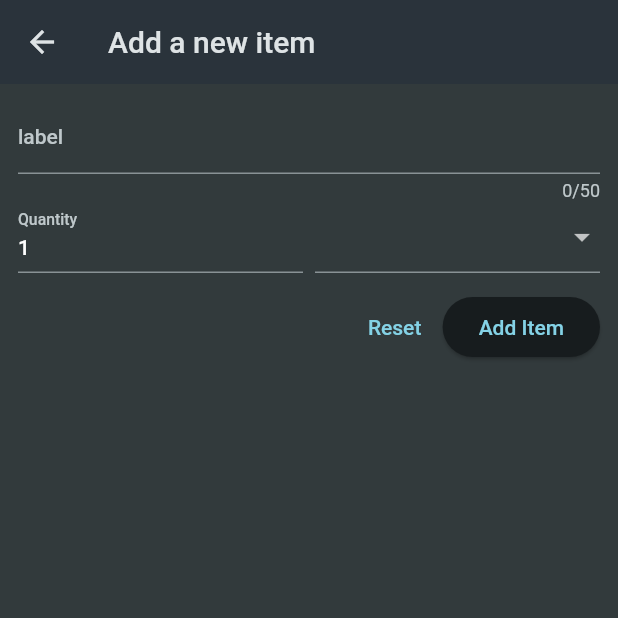
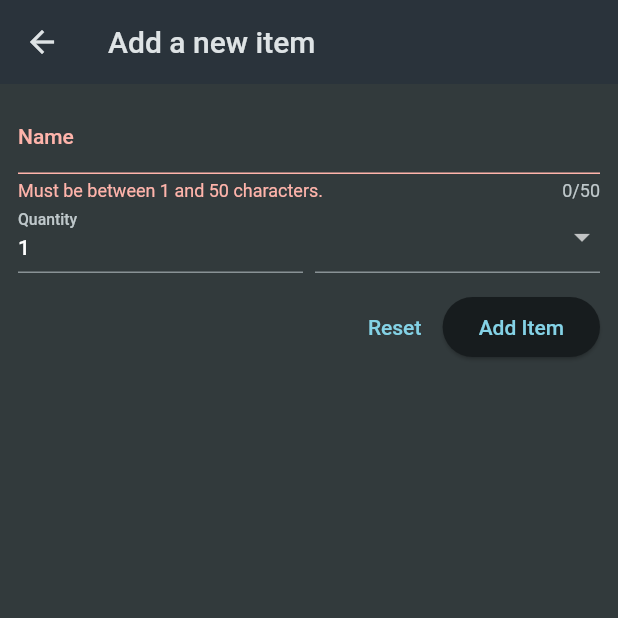
Before and after one commit to alexsumoski/shopping-list-app, a Flutter app: the NewItem screen opened directly, after a tap on "Add Item", on a phone screen of 412 x 824 dp, the top half of it. Run offline on Flutter 3.47's test engine with Material 2 defaults, Android fonts, the phone set to English and light mode, and no system bars.

Commit message:
Form validfate, and reset

```diff
--- a/lib/widgets/new_item.dart
+++ b/lib/widgets/new_item.dart
@@ -9,6 +9,12 @@ class NewItem extends StatefulWidget {
 }
 
 class _NewItemState extends State<NewItem> {
+  final _formKey = GlobalKey<FormState>();
+
+  void _saveItem() {
+    _formKey.currentState!.validate();
+  }
+
   @override
   Widget build(BuildContext context) {
     return Scaffold(
@@ -18,29 +24,48 @@ class _NewItemState extends State<NewItem> {
       body: Padding(
         padding: const EdgeInsets.all(12),
         child: Form(
+          key: _formKey,
           child: Column(
             children: [
               TextFormField(
                 maxLength: 50,
-              decoration: const InputDecoration(label: Text('label')),
+                decoration: const InputDecoration(
+                  label: Text('Name'),
+                ),
                 validator: (value) {
-                return '';
+                  if (value == null ||
+                      value.isEmpty ||
+                      value.trim().length <= 1 ||
+                      value.trim().length > 50) {
+                    return 'Must be between 1 and 50 characters.';
+                  }
+                  return null;
                 },
-            ),
+              ), // instead of TextField()
               Row(
                 crossAxisAlignment: CrossAxisAlignment.end,
                 children: [
                   Expanded(
                     child: TextFormField(
-                    decoration: const InputDecoration(label: Text('Quantity')),
+                      decoration: const InputDecoration(
+                        label: Text('Quantity'),
+                      ),
                       initialValue: '1',
+                      validator: (value) {
+                        if (value == null ||
+                            value.isEmpty ||
+                            int.tryParse(value) == null ||
+                            int.tryParse(value)! <= 0) {
+                          return 'Must be a valid, positive number.';
+                        }
+                        return null;
+                      },
                     ),
                   ),
-                const SizedBox(
-                  width: 8,
-                ),
+                  const SizedBox(width: 8),
                   Expanded(
-                  child: DropdownButtonFormField(items: [
+                    child: DropdownButtonFormField(
+                      items: [
                         for (final category in categories.entries)
                           DropdownMenuItem(
                             value: category.value,
@@ -51,29 +76,36 @@ class _NewItemState extends State<NewItem> {
                                   height: 16,
                                   color: category.value.color,
                                 ),
-                            const SizedBox(
-                              width: 6,
-                            ),
+                                const SizedBox(width: 6),
                                 Text(category.value.title),
                               ],
                             ),
-                      )
-                  ], onChanged: (value) {}),
+                          ),
+                      ],
+                      onChanged: (value) {},
+                    ),
+                  ),
+                ],
+              ),
+              const SizedBox(height: 12),
+              Row(
+                mainAxisAlignment: MainAxisAlignment.end,
+                children: [
+                  TextButton(
+                    onPressed: () {
+                      _formKey.currentState!.reset();
+                    },
+                    child: const Text('Reset'),
+                  ),
+                  ElevatedButton(
+                    onPressed: _saveItem,
+                    child: const Text('Add Item'),
                   )
                 ],
               ),
-            const SizedBox(
-              height: 12,
+            ],
           ),
-            Row(
-              mainAxisAlignment: MainAxisAlignment.end,
-              children: [
-                TextButton(onPressed: () {}, child: const Text('Reset')),
-                ElevatedButton(onPressed: () {}, child: const Text('Add Item'))
-              ],
-            )
-          ],
-        )),
+        ),
       ),
     );
   }
```
Lines whose indentation alone changed are shown as unchanged.
